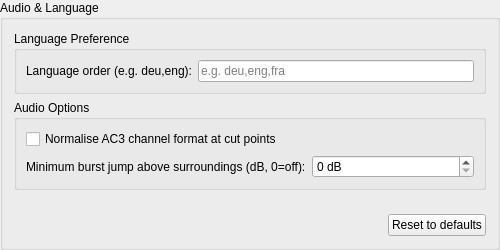
This is ui/ttcutsettingsaudio.ui in MINIXJR/TTCut-ng as Qt 5 draws it before an edit. The edited form follows.
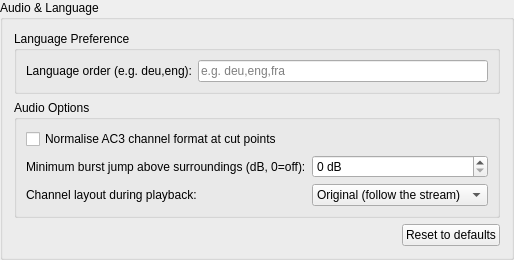
This is the edited form.

Commit message: Trace the AC3 format-change click, and offer a fixed playback layout

```diff
--- a/ui/ttcutsettingsaudio.ui
+++ b/ui/ttcutsettingsaudio.ui
@@ -52,6 +52,19 @@
           <property name="toolTip"><string>A burst is reported when its level exceeds the surrounding audio by at least this many dB. Higher = less sensitive; 0 disables burst detection.</string></property>
          </widget>
         </item>
+        <item row="1" column="0">
+         <widget class="QLabel" name="laPlaybackChannels">
+          <property name="text"><string>Channel layout during playback:</string></property>
+          <property name="toolTip"><string>Playback only - the cut is not affected. mpv follows the audio stream by default, so an AC3 track that switches its channel mode within the recording (5.1 &lt;-&gt; 2.0, common in DVB) makes it close and reopen the audio output at every switch, which can be audible as a click. "5.1" pins the output for AC3 tracks so no switch happens; stereo material then simply occupies the front channels. Tracks that are stereo by definition (MP2) are never pinned.</string></property>
+         </widget>
+        </item>
+        <item row="1" column="1">
+         <widget class="QComboBox" name="cbPlaybackChannels">
+          <property name="toolTip"><string>Playback only - the cut is not affected. mpv follows the audio stream by default, so an AC3 track that switches its channel mode within the recording (5.1 &lt;-&gt; 2.0, common in DVB) makes it close and reopen the audio output at every switch, which can be audible as a click. "5.1" pins the output for AC3 tracks so no switch happens; stereo material then simply occupies the front channels. Tracks that are stereo by definition (MP2) are never pinned.</string></property>
+          <item><property name="text"><string>Original (follow the stream)</string></property></item>
+          <item><property name="text"><string>5.1 (pin, avoids the switch)</string></property></item>
+         </widget>
+        </item>
        </layout>
       </item>
      </layout>
```
Left out of the diff: 2 changed lines with no effect on the pictures. The commit also changes 18 other files.
